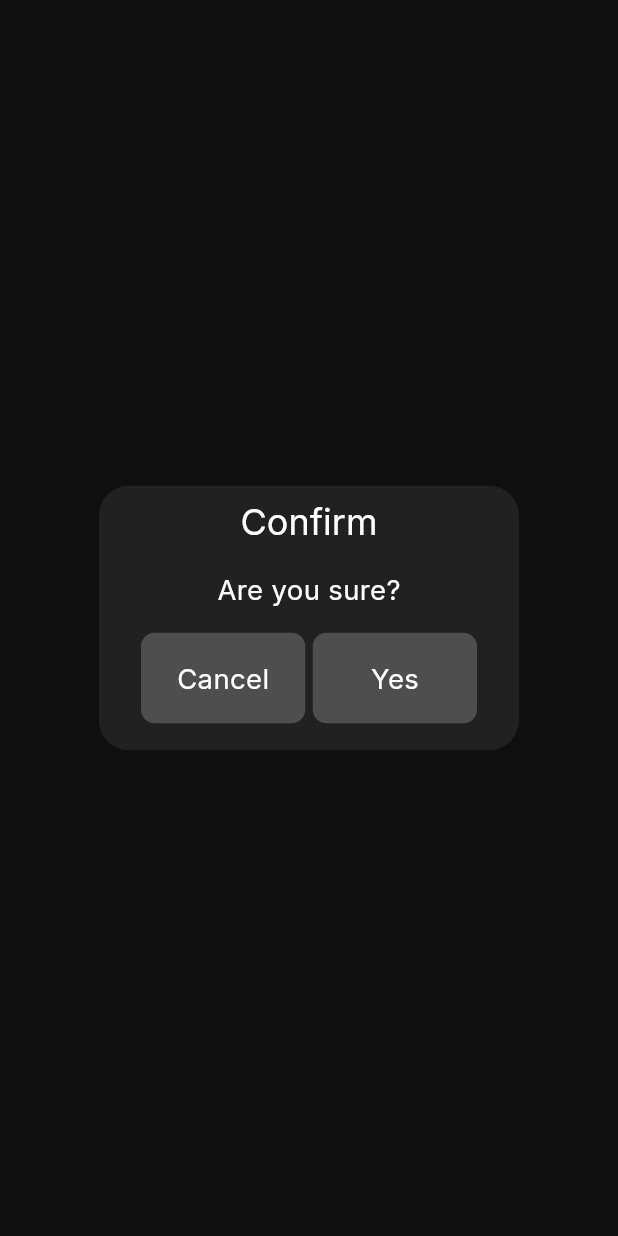
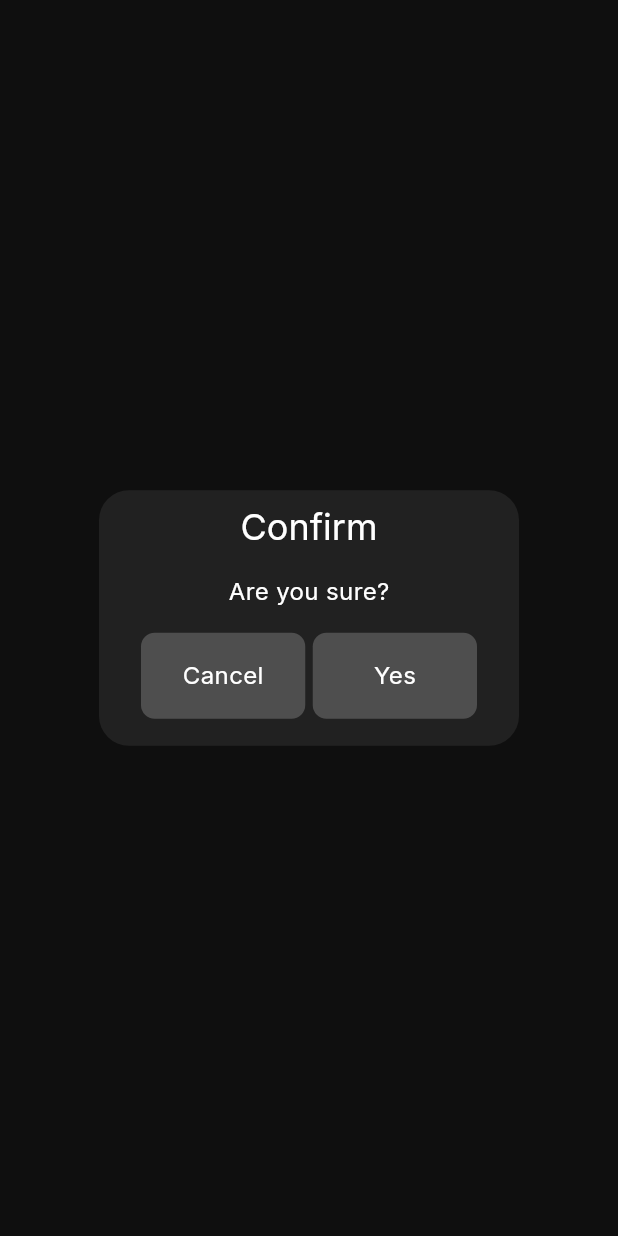
Before and after one commit to FatwahFir/todolist, a Flutter app: what confirm() shows on an empty page, opened directly, on a phone screen of 412 x 824 dp. Run offline on Flutter 3.47's test engine with Material 3 defaults, Android fonts, the phone set to English and light mode, and no system bars; our stand-ins replace flutter_screenutil, get, google_fonts, iconsax, isar; accounts and stored records are empty; generated files the repository leaves out were written again.

Commit message:
Removing sp

```diff
--- a/lib/app/components/my_dialog.dart
+++ b/lib/app/components/my_dialog.dart
@@ -1,5 +1,4 @@
 import 'package:flutter/material.dart';
-import 'package:flutter_screenutil/flutter_screenutil.dart';
 import 'package:get/get.dart';
 import 'package:todo_list/app/components/my_button.dart';
 import 'package:todo_list/app/components/my_textfield.dart';
@@ -46,10 +45,10 @@ class MyDialog {
   static void confirm({Function()? onConfirm}) {
     Get.defaultDialog(
       title: "Confirm",
-      content: Text(
+      content: const Text(
         'Are you sure?',
         style: TextStyle(
-          fontSize: 16.sp,
+          fontSize: 16,
         ),
       ),
       actions: [
```
Also changed, not shown: lib/app/core/themes/dark_mode.dart (+5 -6 lines), 1 other file.
